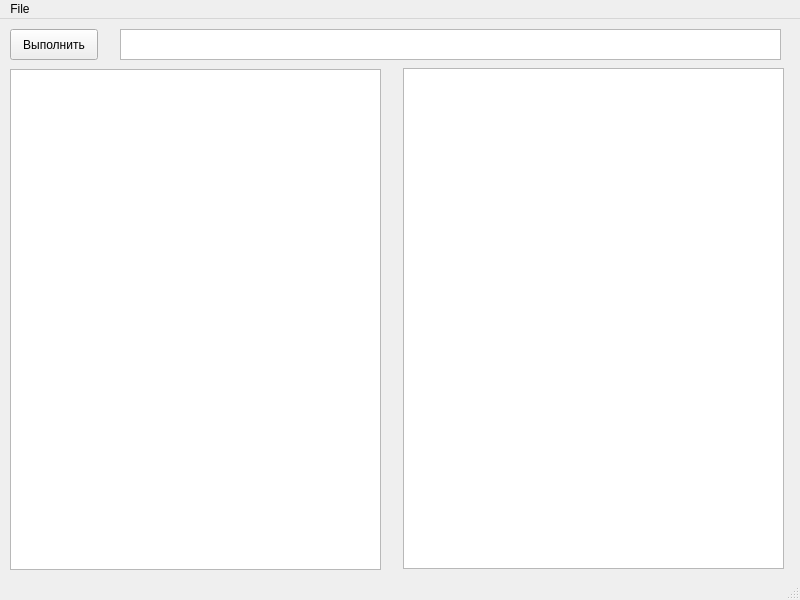
Qt form form.ui (cyttic/xpath_tester) before a commit.
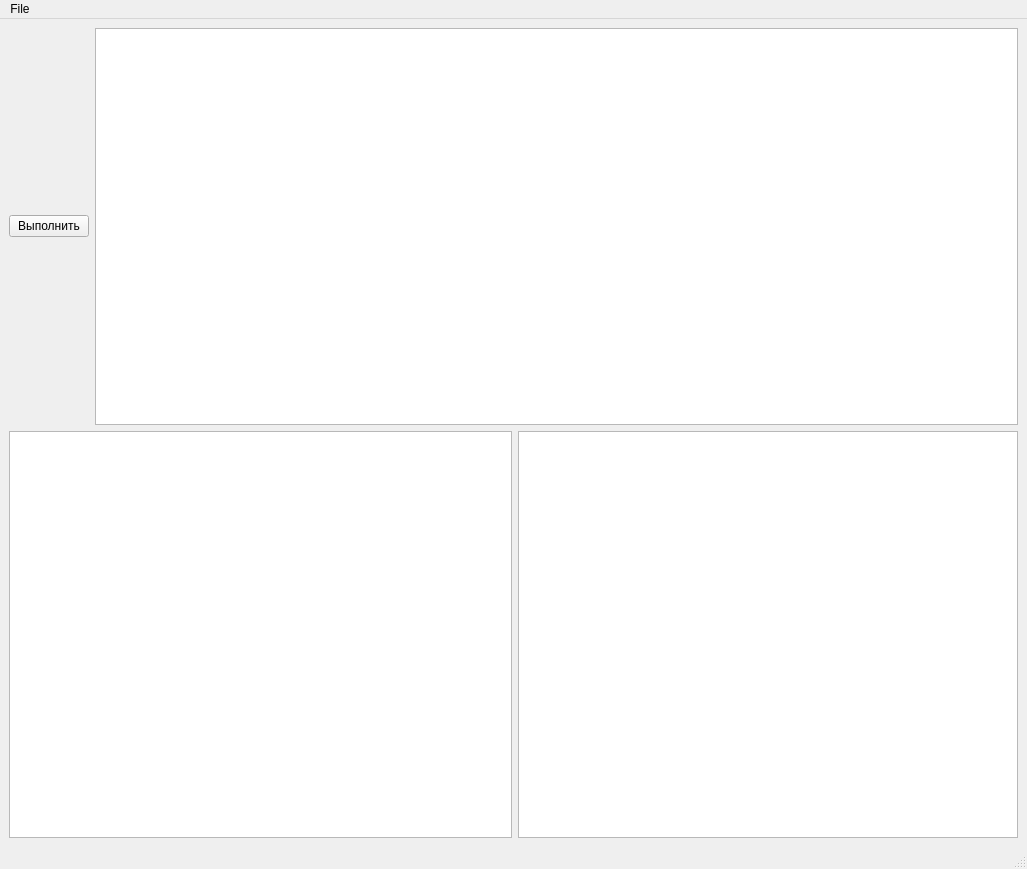
The same form after that commit.

Commit message: now widget can be stretched

```diff
--- a/form.ui
+++ b/form.ui
@@ -6,64 +6,70 @@
    <rect>
     <x>0</x>
     <y>0</y>
-    <width>800</width>
-    <height>600</height>
+    <width>1027</width>
+    <height>869</height>
    </rect>
   </property>
   <property name="windowTitle">
    <string>MainWindow</string>
   </property>
   <widget class="QWidget" name="centralwidget">
-   <widget class="QTextEdit" name="textEdit">
-    <property name="geometry">
-     <rect>
-      <x>10</x>
-      <y>50</y>
-      <width>371</width>
-      <height>501</height>
-     </rect>
-    </property>
-   </widget>
-   <widget class="QTextEdit" name="textEdit_2">
-    <property name="geometry">
-     <rect>
-      <x>403</x>
-      <y>49</y>
-      <width>381</width>
-      <height>501</height>
-     </rect>
-    </property>
-   </widget>
-   <widget class="QTextEdit" name="textEdit_3">
-    <property name="geometry">
-     <rect>
-      <x>120</x>
-      <y>10</y>
-      <width>661</width>
-      <height>31</height>
-     </rect>
-    </property>
-   </widget>
-   <widget class="QPushButton" name="pushButton">
-    <property name="geometry">
-     <rect>
-      <x>10</x>
-      <y>10</y>
-      <width>88</width>
-      <height>31</height>
-     </rect>
-    </property>
-    <property name="text">
-     <string>Выполнить</string>
-    </property>
-   </widget>
+   <layout class="QVBoxLayout" name="verticalLayout">
+    <item>
+     <layout class="QHBoxLayout" name="horizontalLayout">
+      <item>
+       <widget class="QPushButton" name="pushButton">
+        <property name="text">
+         <string>Выполнить</string>
+        </property>
+       </widget>
+      </item>
+      <item>
+       <widget class="QTextEdit" name="textEdit_3">
+        <property name="minimumSize">
+         <size>
+          <width>914</width>
+          <height>0</height>
+         </size>
+        </property>
+        <property name="maximumSize">
+         <size>
+          <width>16777215</width>
+          <height>397</height>
+         </size>
+        </property>
+        <property name="styleSheet">
+         <string notr="true">heig4ht: 50p</string>
+        </property>
+       </widget>
+      </item>
+     </layout>
+    </item>
+    <item>
+     <layout class="QHBoxLayout" name="horizontalLayout_2">
+      <item>
+       <widget class="QTextEdit" name="textEdit"/>
+      </item>
+      <item>
+       <widget class="QTextEdit" name="textEdit_2">
+        <property name="maximumSize">
+         <size>
+          <width>500</width>
+          <height>601</height>
+         </size>
+        </property>
+       </widget>
+      </item>
+     </layout>
+    </item>
+   </layout>
   </widget>
   <widget class="QMenuBar" name="menubar">
    <property name="geometry">
     <rect>
      <x>0</x>
      <y>0</y>
-     <width>800</width>
+     <width>1027</width>
      <height>24</height>
     </rect>
    </property>
```
The commit also changes 2 other files.
